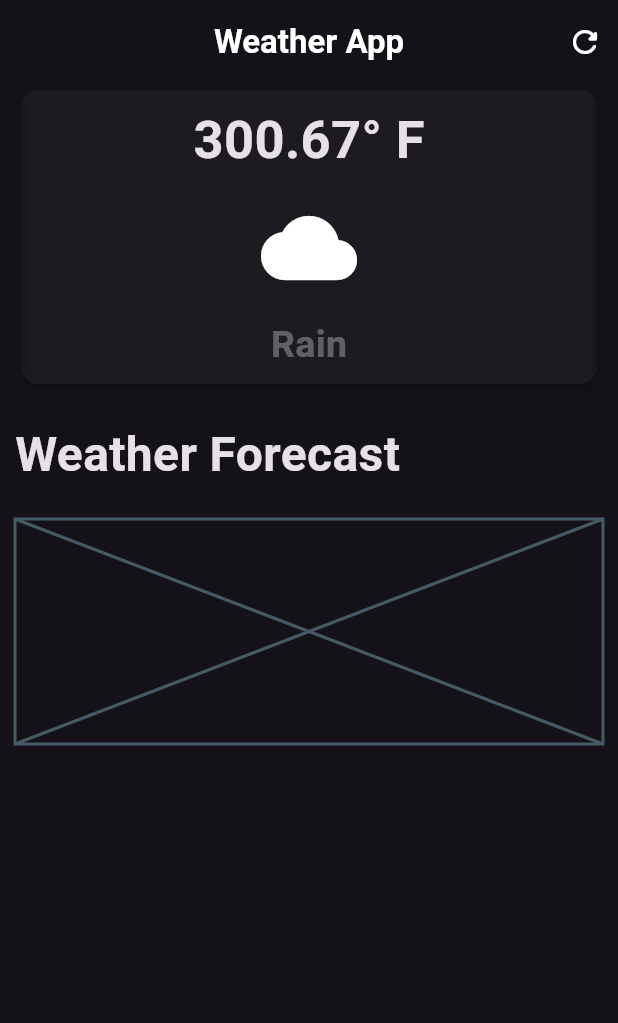
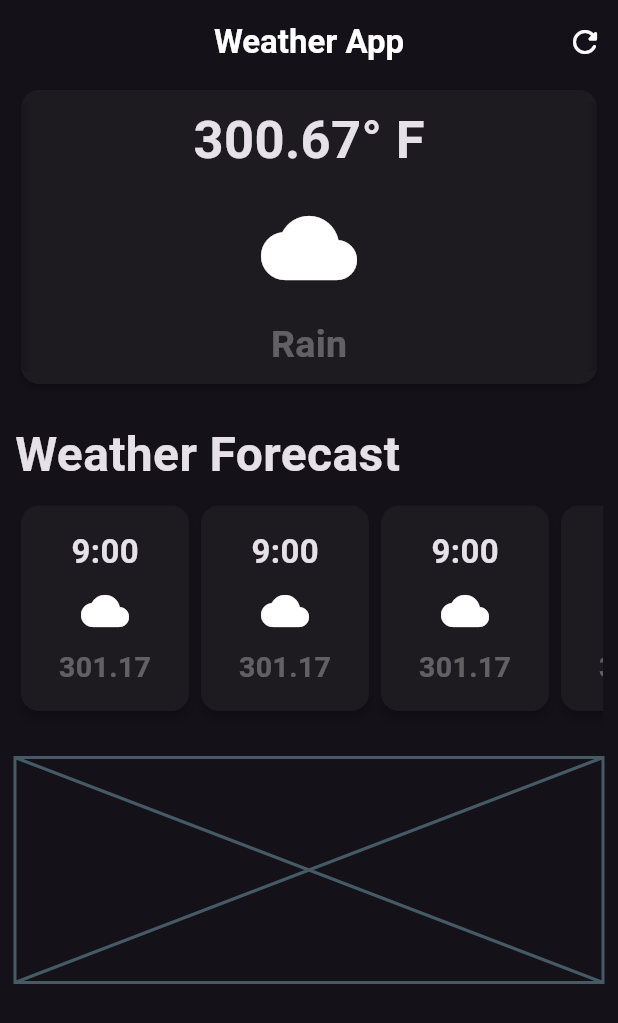
Before and after one commit to pallab56/CloneWeatherApplication, a Flutter app: the screen it shows after launch, on a phone screen of 412 x 824 dp. Shown: the top 1023 px of the screen. Run offline on Flutter 3.47's test engine with Material 3 defaults, Android fonts, the phone set to English and light mode, and no system bars.

Commit message:
WeatherForeCastCard Added

```diff
--- a/lib/weather_screen.dart
+++ b/lib/weather_screen.dart
@@ -39,7 +39,18 @@ class WeatherScreen extends StatelessWidget {
               'Weather Forecast',
               style: TextStyle(fontSize: 32, fontWeight: FontWeight.w600),
             ),
-            const WeatherForeCastCard(),
+            SingleChildScrollView(
+              scrollDirection: Axis.horizontal,
+              child: Row(
+                children: [
+                  HourlyForeCastItemCard(),
+                  HourlyForeCastItemCard(),
+                  HourlyForeCastItemCard(),
+                  HourlyForeCastItemCard(),
+                  HourlyForeCastItemCard(),
+                ],
+              ),
+            ),
             const SizedBox(height: 20),
 
             /// Additional card
@@ -52,13 +63,47 @@ class WeatherScreen extends StatelessWidget {
   }
 }
 
-class WeatherForeCastCard extends StatelessWidget {
-  const WeatherForeCastCard({super.key});
+class HourlyForeCastItemCard extends StatelessWidget {
+  const HourlyForeCastItemCard({super.key});
 
   @override
   Widget build(BuildContext context) {
-    return Row(
-      children: [],
+    return Padding(
+      padding: const EdgeInsets.symmetric(vertical: 7),
+      child: SingleChildScrollView(
+        scrollDirection: Axis.horizontal,
+        child: SizedBox(
+          height: 145,
+          width: 120,
+          child: Card(
+            elevation: 3,
+            shape: RoundedRectangleBorder(
+              borderRadius: BorderRadiusGeometry.circular(12),
+            ),
+            child: Column(
+              mainAxisAlignment: MainAxisAlignment.center,
+              crossAxisAlignment: CrossAxisAlignment.center,
+              children: [
+                Text(
+                  '9:00',
+                  style: TextStyle(fontSize: 22, fontWeight: FontWeight.bold),
+                ),
+                SizedBox(height: 8),
+                Icon(Icons.cloud_rounded, size: 32, color: Colors.white),
+                SizedBox(height: 8),
+                Text(
+                  '301.17',
+                  style: TextStyle(
+                    fontSize: 19,
+                    fontWeight: FontWeight.w600,
+                    color: Colors.white30,
+                  ),
+                ),
+              ],
+            ),
+          ),
+        ),
+      ),
     );
   }
 }
```
